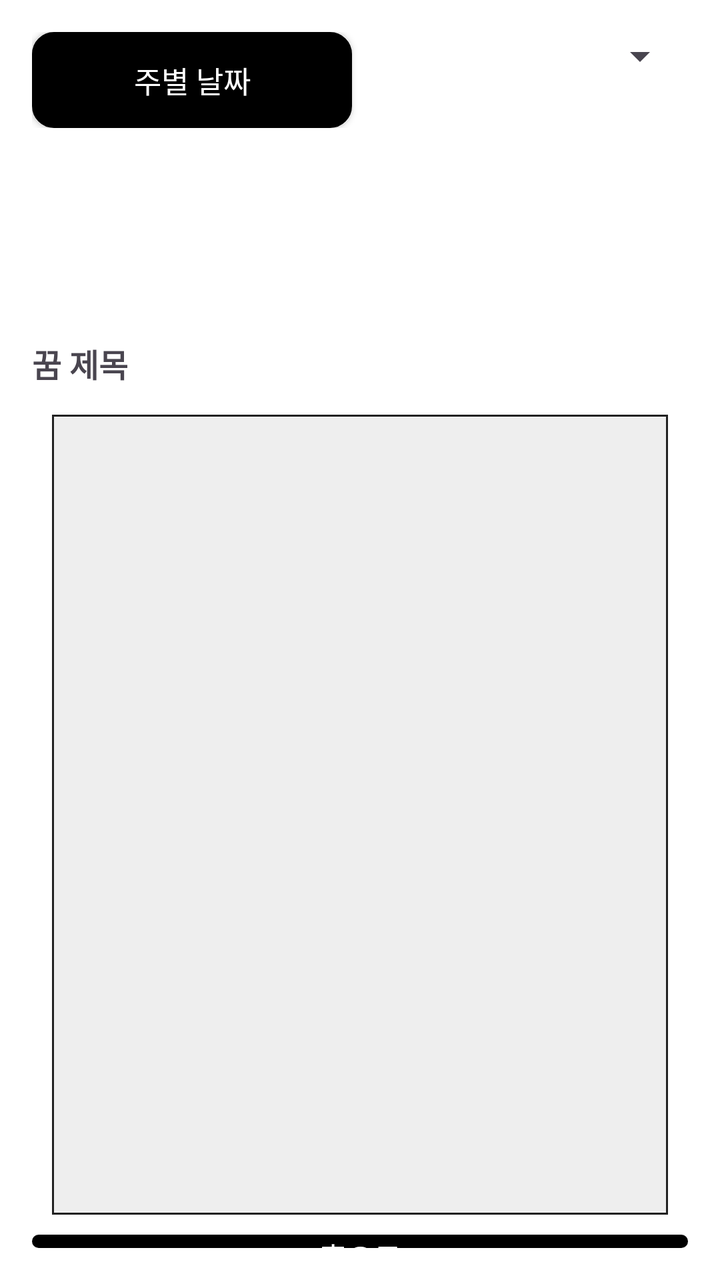
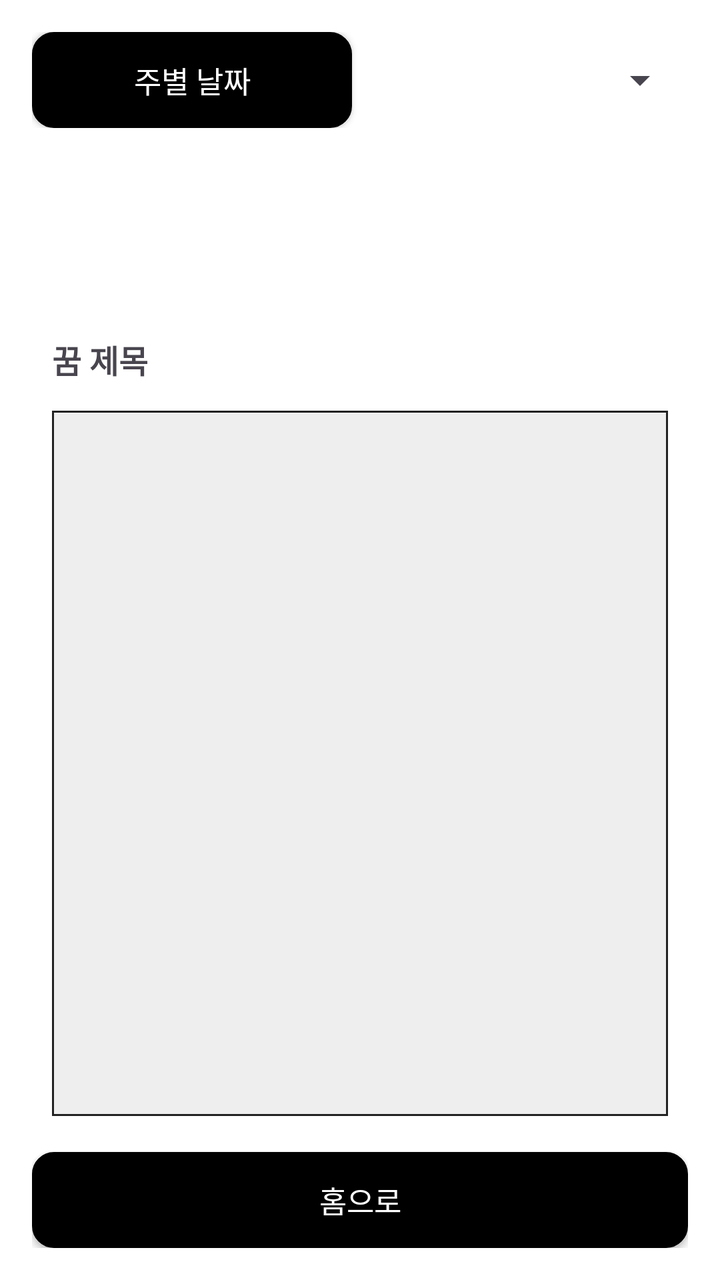

Two renders of the same Android screen: before a commit and after it. Below are the layout's source before the change and the commit's diff.
<!-- AndroidManifest.xml: application theme Theme.Material3.DayNight.NoActionBar -->
<!-- res/layout/activity_story_query.xml -->
<?xml version="1.0" encoding="utf-8"?>
<LinearLayout xmlns:android="http://schemas.android.com/apk/res/android"
    android:orientation="vertical"
    android:padding="16dp"
    android:layout_width="match_parent"
    android:layout_height="match_parent"
    android:background="#FFFFFF">

    
    <LinearLayout
        android:orientation="horizontal"
        android:layout_width="match_parent"
        android:layout_height="wrap_content"
        android:layout_marginBottom="8dp"
        android:weightSum="2">

        
        <androidx.appcompat.widget.AppCompatButton
            android:id="@+id/btnSelectDate"
            android:layout_weight="1"
            android:layout_width="0dp"
            android:layout_height="wrap_content"
            android:text="@string/button_select_date"
            android:textColor="@android:color/white"
            android:background="@drawable/rounded_login"
            android:layout_marginEnd="8dp"
            android:fontFamily="@font/spoqahansansneo_bold"
            android:textSize="15sp" />

        
        <Spinner
            android:id="@+id/spinnerGenre"
            android:layout_weight="1"
            android:layout_width="0dp"
            android:layout_height="wrap_content" />
    </LinearLayout>

    
    <ScrollView
        android:layout_width="match_parent"
        android:layout_height="90dp"
        android:layout_marginBottom="8dp">

        <LinearLayout
            android:id="@+id/layoutDateCheckboxes"
            android:orientation="vertical"
            android:layout_width="match_parent"
            android:layout_height="wrap_content" />
    </ScrollView>

    
    <TextView
        android:id="@+id/tvStoryTitle"
        android:text="@string/story_title"
        android:textStyle="bold"
        android:textSize="16sp"
        android:layout_width="match_parent"
        android:layout_height="wrap_content"
        android:layout_marginBottom="4dp"
        android:fontFamily="@font/spoqahansansneo_bold" />

    
    <ScrollView
        android:layout_width="match_parent"
        android:layout_height="400dp"
        android:background="@drawable/box_border"
        android:overScrollMode="always"
        android:layout_margin="10dp"
        android:padding="8dp">

        <TextView
            android:id="@+id/tvStoryContent"
            android:layout_width="match_parent"
            android:layout_height="wrap_content"
            android:hint="@string/h_null"
            android:minLines="3"
            android:padding="8dp"
            android:textSize="15sp" />

    </ScrollView>


    
    <androidx.appcompat.widget.AppCompatButton
        android:id="@+id/btnHome"
        android:text="@string/button_home"
        android:textColor="@android:color/white"
        android:layout_width="match_parent"
        android:layout_height="wrap_content"
        android:background="@drawable/rounded_login"
        android:fontFamily="@font/spoqahansansneo_bold"
        android:textSize="15sp" />

</LinearLayout>
<!-- resources referenced by this layout -->
<resources>
  <!-- drawable box_border (drawable) -->
  <?xml version="1.0" encoding="utf-8"?>
  <shape xmlns:android="http://schemas.android.com/apk/res/android"
      android:shape="rectangle">
      <solid android:color="#EEEEEE"/> 
      <stroke android:width="1dp" android:color="#222222"/> 
      
  </shape>
  <!-- drawable rounded_login (drawable) -->
  <?xml version="1.0" encoding="utf-8"?>
  <shape xmlns:android="http://schemas.android.com/apk/res/android">
      <solid android:color="#000000"/> 
      <corners android:radius="10dp"/> 
      <stroke android:color="#000000" android:width="2dp"/> 
  </shape>
  <string name="button_home">홈으로</string>
  <string name="button_select_date">주별 날짜</string>
  <string name="h_null">""</string>
  <string name="story_title">꿈 제목</string>
</resources>

<!-- the commit's change to res/layout/activity_story_query.xml (unified diff, before → after) -->
@@ -19,7 +19,7 @@
             android:id="@+id/btnSelectDate"
             android:layout_weight="1"
             android:layout_width="0dp"
-            android:layout_height="wrap_content"
+            android:layout_height="48dp"
             android:text="@string/button_select_date"
             android:textColor="@android:color/white"
             android:background="@drawable/rounded_login"
@@ -32,13 +32,14 @@
             android:id="@+id/spinnerGenre"
             android:layout_weight="1"
             android:layout_width="0dp"
-            android:layout_height="wrap_content" />
+            android:layout_height="48dp" />
     </LinearLayout>
 
     
     <ScrollView
         android:layout_width="match_parent"
-        android:layout_height="90dp"
+        android:layout_height="0dp"
+        android:layout_weight="0.5"
         android:layout_marginBottom="8dp">
 
         <LinearLayout
@@ -52,6 +53,7 @@
     <TextView
         android:id="@+id/tvStoryTitle"
         android:text="@string/story_title"
+        android:layout_marginStart="10dp"
         android:textStyle="bold"
         android:textSize="16sp"
         android:layout_width="match_parent"
@@ -62,7 +64,8 @@
     
     <ScrollView
         android:layout_width="match_parent"
-        android:layout_height="400dp"
+        android:layout_height="0dp"
+        android:layout_weight="2"
         android:background="@drawable/box_border"
         android:overScrollMode="always"
         android:layout_margin="10dp"
@@ -79,16 +82,16 @@
 
     </ScrollView>
 
-
     
     <androidx.appcompat.widget.AppCompatButton
         android:id="@+id/btnHome"
         android:text="@string/button_home"
         android:textColor="@android:color/white"
         android:layout_width="match_parent"
-        android:layout_height="wrap_content"
+        android:layout_height="48dp"
         android:background="@drawable/rounded_login"
         android:fontFamily="@font/spoqahansansneo_bold"
-        android:textSize="15sp" />
+        android:textSize="15sp"
+        android:layout_marginTop="8dp" />
 
 </LinearLayout>
